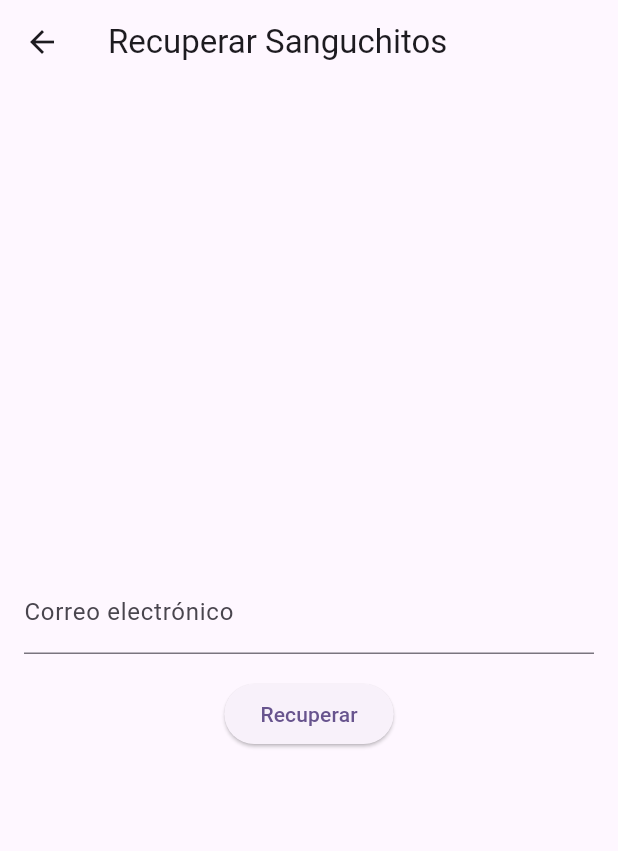
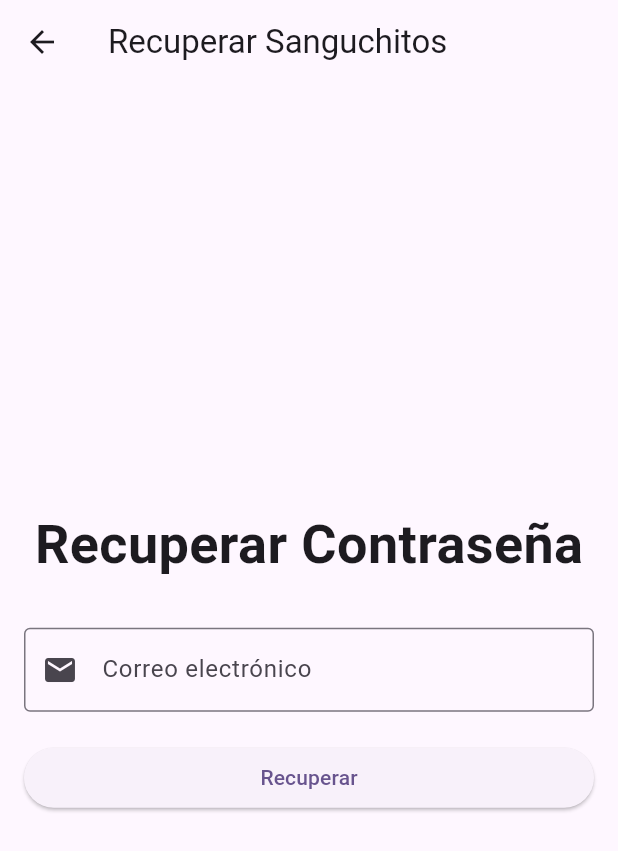
Before and after one commit to elviisch26/Moviles-Proyectoo, a Flutter app: the RecuperarSanguchitos screen opened by its route, on a phone screen of 412 x 824 dp. Shown: the top 851 px of the screen. Run offline on Flutter 3.47's test engine with Material 3 defaults, Android fonts, the phone set to English and light mode, and no system bars; our stand-ins replace firebase_auth, firebase_core; accounts and stored records are empty.

Commit message:
Recuperación de contraseña

```diff
--- a/lib/screens/Recuperar.dart
+++ b/lib/screens/Recuperar.dart
@@ -1,4 +1,5 @@
 import 'package:flutter/material.dart';
+import 'package:firebase_auth/firebase_auth.dart';
 
 class RecuperarSanguchitos extends StatefulWidget {
   const RecuperarSanguchitos({Key? key}) : super(key: key);
@@ -10,6 +11,17 @@ class RecuperarSanguchitos extends StatefulWidget {
 class _RecuperarSanguchitosState extends State<RecuperarSanguchitos> {
   final GlobalKey<FormState> _formKey = GlobalKey<FormState>();
   final TextEditingController _emailController = TextEditingController();
+
+  Future<void> _resetPassword(String email) async {
+    try {
+      await FirebaseAuth.instance.sendPasswordResetEmail(email: email);
+      // Aquí puedes mostrar un mensaje de éxito o redirigir a otra pantalla
+      print('Se ha enviado un correo electrónico para restablecer la contraseña');
+    } catch (e) {
+      // Manejar errores, como por ejemplo si el correo no está registrado
+      print('Error al enviar el correo para restablecer la contraseña: $e');
+    }
+  }
 
   @override
   Widget build(BuildContext context) {
@@ -24,33 +36,43 @@ class _RecuperarSanguchitosState extends State<RecuperarSanguchitos> {
           child: Column(
             mainAxisAlignment: MainAxisAlignment.center,
             children: <Widget>[
+              const Text(
+                'Recuperar Contraseña',
+                style: TextStyle(
+                  fontSize: 36,
+                  fontWeight: FontWeight.bold,
+                ),
+              ),
+              const SizedBox(height: 30),
               TextFormField(
                 controller: _emailController,
                 keyboardType: TextInputType.emailAddress,
                 decoration: const InputDecoration(
                   labelText: 'Correo electrónico',
-                  hintText: 'example@example.com',
+                  prefixIcon: Icon(Icons.email),
+                  border: OutlineInputBorder(),
                 ),
                 validator: (value) {
                   if (value!.isEmpty) {
                     return 'Por favor, ingrese su correo electrónico';
                   }
-                  if (!RegExp(r'\b[\w\.-]+@[\w\.-]+\.\w{2,4}\b')
-                      .hasMatch(value)) {
+                  if (!RegExp(r'\b[\w\.-]+@[\w\.-]+\.\w{2,4}\b').hasMatch(value)) {
                     return 'Por favor, ingrese un correo electrónico válido';
                   }
                   return null;
                 },
               ),
-              SizedBox(height: 16.0),
-              ElevatedButton(
-                onPressed: () {
-                  if (_formKey.currentState!.validate()) {
-                    // Aquí se puede agregar el código para recuperar la cuenta
-                    // Usar _emailController.text para obtener el correo electrónico
-                  }
-                },
-                child: const Text('Recuperar'),
+              const SizedBox(height: 20),
+              SizedBox(
+                width: double.infinity,
+                child: ElevatedButton(
+                  onPressed: () {
+                    if (_formKey.currentState!.validate()) {
+                      _resetPassword(_emailController.text);
+                    }
+                  },
+                  child: const Text('Recuperar'),
+                ),
               ),
             ],
           ),
```
Also changed, not shown: lib/screens/Login.dart (+20 -1 lines), pubspec.lock.
